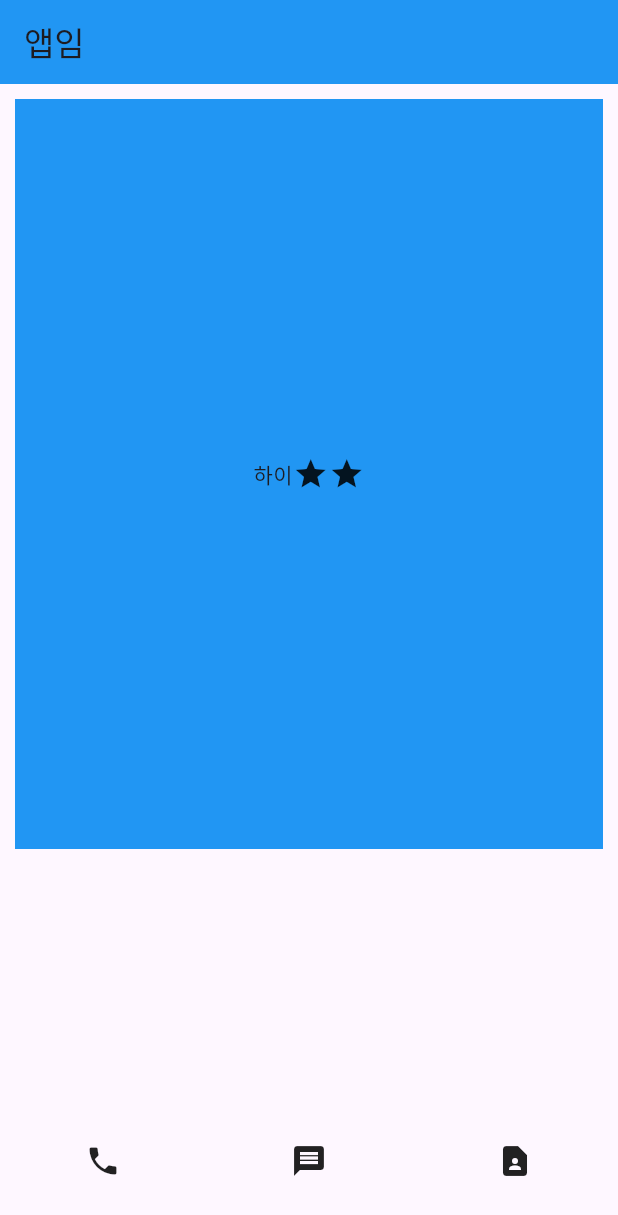
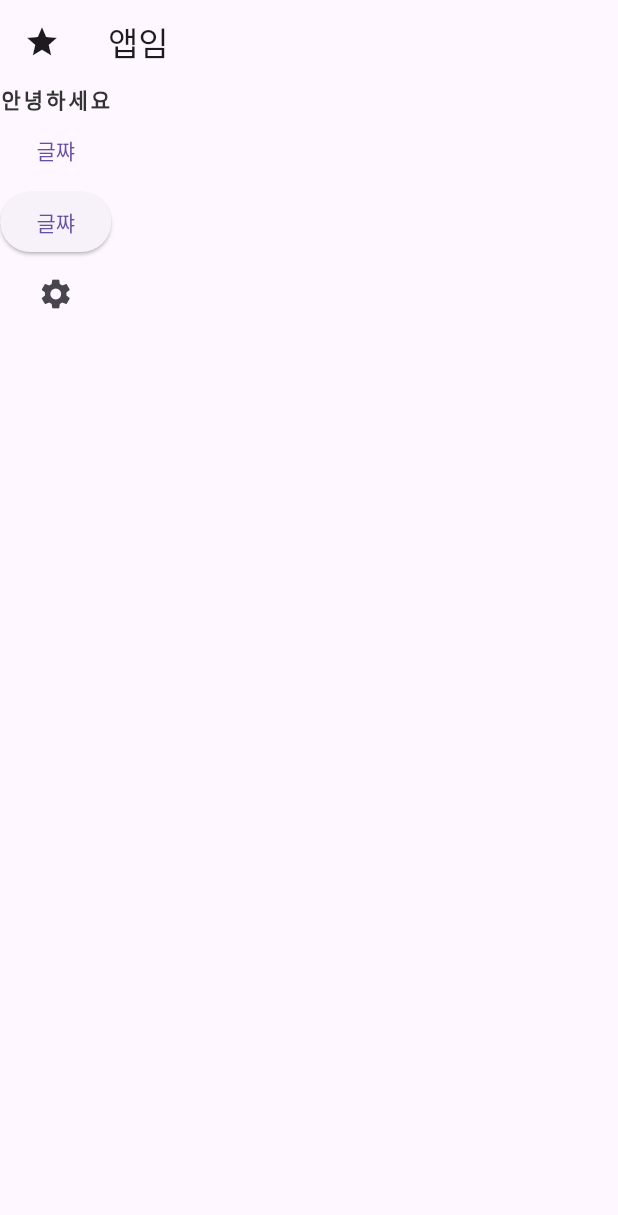
Before and after one commit to jkyoon-dev/contact, a Flutter app: the screen it shows after launch, on a phone screen of 412 x 824 dp. Shown: the top 1215 px of the screen. Run offline on Flutter 3.47's test engine with Material 3 defaults, Android fonts, the phone set to English and light mode, and no system bars.

Commit message:
AppBar leading title actions, TextButton, ElevatedButton, IconButton

```diff
--- a/lib/main.dart
+++ b/lib/main.dart
@@ -10,41 +10,44 @@ class MyApp extends StatelessWidget {
   @override
   Widget build(BuildContext context) {
     return MaterialApp(
-      // home: Text('hi'),
-      // home: Icon(Icons.abc),
-      // home: Image.asset('assets/star.jpg'),
-      // Container 기본은 투명박스
-      // 상중하
       home: Scaffold(
         appBar: AppBar(
+          leading: Icon(Icons.star),
           title: Text("앱임"),
-          backgroundColor: Colors.blue,
+          actions: [],
         ),
-        body: Container(
-          width: 500,
-          height: 500,
-          color: Colors.blue,
-          margin: EdgeInsets.all(10),
-          child: SizedBox(
-            child: Container(
-              child: Row(
-                mainAxisAlignment: MainAxisAlignment.center,
-                crossAxisAlignment: CrossAxisAlignment.center,
-                children: [Text("하이"), Icon(Icons.star), Icon(Icons.star)],
+        body: Column(
+          children: [
+            SizedBox(
+              child: Text(
+                '안녕하세요',
+                style: TextStyle(
+                    color: Color(0xff333333),
+                    letterSpacing: 2,
+                    fontWeight: FontWeight.w900),
               ),
             ),
-          ),
-        ),
-        bottomNavigationBar: SizedBox(
-          height: 100,
-          child: Row(
-            mainAxisAlignment: MainAxisAlignment.spaceAround,
-            children: [
-              Icon(Icons.phone),
-              Icon(Icons.message),
-              Icon(Icons.contact_page),
-            ],
-          ),
+            SizedBox(
+              child: TextButton(
+                child: Text('글쨔'),
+                onPressed: () {},
+                style: ButtonStyle(),
+              ),
+            ),
+            SizedBox(
+              child: ElevatedButton(
+                child: Text('글쨔'),
+                onPressed: () {},
+                style: ButtonStyle(),
+              ),
+            ),
+            SizedBox(
+              child: IconButton(
+                icon: Icon(Icons.settings),
+                onPressed: () {},
+              ),
+            ),
+          ],
         ),
       ),
     );
```
